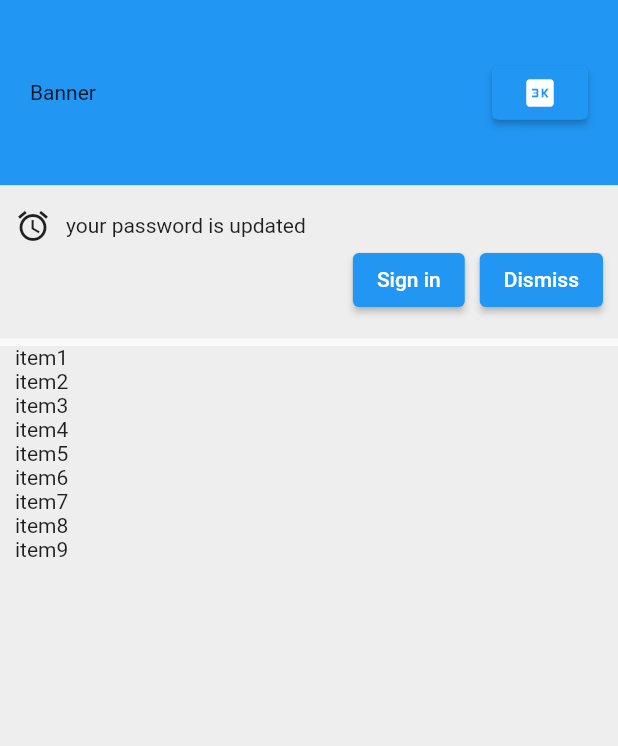
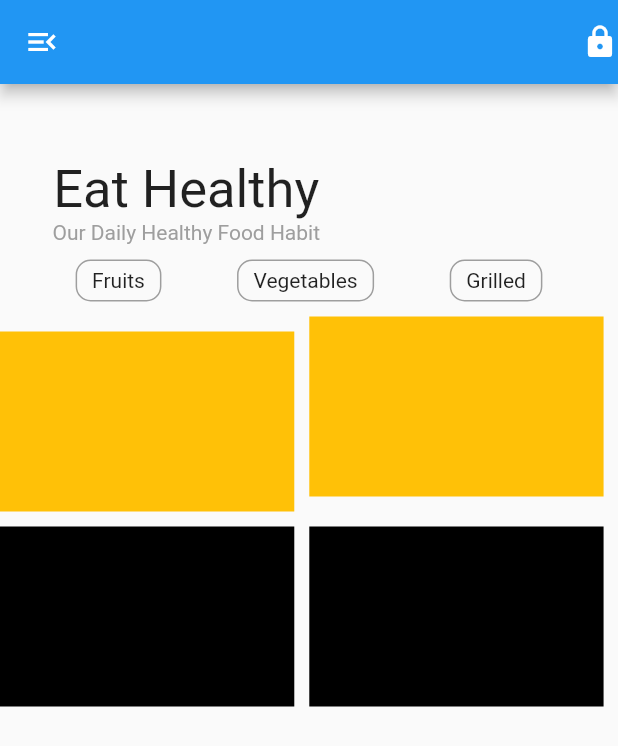
Before and after one commit to RashedEmon/Flutter_Training, a Flutter app: the screen it shows after launch, on a phone screen of 412 x 824 dp. Shown: the top 746 px of the screen. Run offline on Flutter 3.47's test engine with Material 2 defaults, Android fonts, the phone set to English and light mode, and no system bars.

Commit message:
Layout Practice-3

```diff
--- a/lib/main.dart
+++ b/lib/main.dart
@@ -1,12 +1,13 @@
 import 'package:flutter/material.dart';
 
 void main() {
-  runApp(const HomePage());
+  runApp(const MyApp());
 }
 
-class HomePage extends StatelessWidget {
-  const HomePage({Key? key}) : super(key: key);
+class MyApp extends StatelessWidget {
+  const MyApp({Key? key}) : super(key: key);
 
+  // This widget is the root of your application.
   @override
   Widget build(BuildContext context) {
     return MaterialApp(
@@ -14,111 +15,127 @@ class HomePage extends StatelessWidget {
       theme: ThemeData(
         primarySwatch: Colors.blue,
       ),
-      home: const MyHomePage(title: 'Flutter Training'),
+      home: const MyHomePage(title: 'Flutter Demo Home Page'),
     );
   }
 }
 
 class MyHomePage extends StatefulWidget {
   const MyHomePage({Key? key, required this.title}) : super(key: key);
+
   final String title;
 
   @override
-  State<MyHomePage> createState() {
-    return _MyHomePageState();
-  }
+  State<MyHomePage> createState() => _MyHomePageState();
 }
 
 class _MyHomePageState extends State<MyHomePage> {
   @override
   Widget build(BuildContext context) {
     return Scaffold(
+        appBar: AppBar(
+          leading: Icon(Icons.menu_open_sharp),
+          actions: [
+            Icon(Icons.lock),
+          ],
+        ),
         body: Column(
           children: [
-        //first main container
             Container(
-          color: Colors.blue,
+              alignment: Alignment.topLeft,
               width: MediaQuery.of(context).size.width,
-          height: (MediaQuery.of(context).size.height / 100) * 15,
-          child: Padding(
-              padding: const EdgeInsets.symmetric(horizontal: 20),
+              padding: const EdgeInsets.fromLTRB(35, 50, 5, 10),
+              child: Column(
+                mainAxisAlignment: MainAxisAlignment.start,
+                children: const [
+                  Text(
+                    'Eat Healthy',
+                    style: TextStyle(
+                      fontSize: 35,
+                    ),
+                  ),
+                  Text(
+                    'Our Daily Healthy Food Habit',
+                    style: TextStyle(
+                      color: Colors.grey,
+                    ),
+                  )
+                ],
+              ),
+            ),
+            Container(
               child: Row(
-                mainAxisAlignment: MainAxisAlignment.spaceBetween,
+                mainAxisAlignment: MainAxisAlignment.spaceEvenly,
                 children: [
-                  const Text('Banner'),
-                  ElevatedButton(
-                    onPressed: () {
-                      debugPrint('button pressed');
-                    },
-                    child: const Icon(Icons.three_k),
+                  Container(
+                    padding:
+                        const EdgeInsets.symmetric(horizontal: 10, vertical: 5),
+                    decoration: BoxDecoration(
+                        borderRadius:
+                            const BorderRadius.all(Radius.circular(10)),
+                        border: Border.all(color: Colors.grey, width: 1)),
+                    child: const Text('Fruits'),
+                  ),
+                  Container(
+                    padding:
+                        const EdgeInsets.symmetric(horizontal: 10, vertical: 5),
+                    decoration: BoxDecoration(
+                        borderRadius:
+                            const BorderRadius.all(Radius.circular(10)),
+                        border: Border.all(color: Colors.grey, width: 1)),
+                    child: const Text('Vegetables'),
+                  ),
+                  Container(
+                    padding:
+                        const EdgeInsets.symmetric(horizontal: 10, vertical: 5),
+                    decoration: BoxDecoration(
+                        borderRadius:
+                            const BorderRadius.all(Radius.circular(10)),
+                        border: Border.all(color: Colors.grey, width: 1)),
+                    child: const Text('Grilled'),
                   ),
                 ],
-              )),
               ),
-        //second main container
+            ),
             Container(
-          color: Colors.grey[200],
-          child: Padding(
-              padding: const EdgeInsets.symmetric(vertical: 15, horizontal: 10),
-              child: Column(
+                child: Row(
               children: [
-                  Row(
-                    children: const [
-                      Icon(Icons.alarm),
-                      SizedBox(
-                        width: 10,
+                Column(
+                  children: [
+                    Container(
+                      margin: EdgeInsets.only(bottom: 10, top: 10),
+                      color: Colors.amber,
+                      width: MediaQuery.of(context).size.width / 2.1,
+                      height: 120,
                     ),
-                      Text('your password is updated'),
+                    Container(
+                      color: Colors.black,
+                      width: MediaQuery.of(context).size.width / 2.1,
+                      height: 120,
+                    ),
                   ],
-                  ),
-                  Row(
-                    mainAxisAlignment: MainAxisAlignment.end,
-                    children: [
-                      ElevatedButton(
-                        onPressed: () {
-                          debugPrint('signin button pressed');
-                        },
-                        child: const Text('Sign in'),
                 ),
                 const SizedBox(
                   width: 10,
                 ),
-                      ElevatedButton(
-                        onPressed: () {
-                          debugPrint('Dismiss button pressed');
-                        },
-                        child: const Text('Dismiss'),
-                      )
+                Column(
+                  children: [
+                    Container(
+                      margin: EdgeInsets.only(bottom: 10, top: 10),
+                      color: Colors.amber,
+                      width: MediaQuery.of(context).size.width / 2.1,
+                      height: 120,
+                    ),
+                    Container(
+                      margin: EdgeInsets.only(bottom: 10, top: 10),
+                      color: Colors.black,
+                      width: MediaQuery.of(context).size.width / 2.1,
+                      height: 120,
+                    ),
                   ],
                 )
               ],
-              )),
-        ),
-        const SizedBox(
-          height: 5,
-        ),
-        //third main container
-        Container(
-          color: Colors.grey[200],
-          width: MediaQuery.of(context).size.width,
-          height: (MediaQuery.of(context).size.height / 100) * 55,
-          child: Padding(
-              padding: const EdgeInsets.only(left: 10),
-              child: Column(
-                crossAxisAlignment: CrossAxisAlignment.start,
-                children: const [
-                  Text('item1'),
-                  Text('item2'),
-                  Text('item3'),
-                  Text('item4'),
-                  Text('item5'),
-                  Text('item6'),
-                  Text('item7'),
-                  Text('item8'),
-                  Text('item9'),
-                ],
-              )),
-        )
+            ))
           ],
         ));
   }
```
Lines whose indentation alone changed are shown as unchanged.
